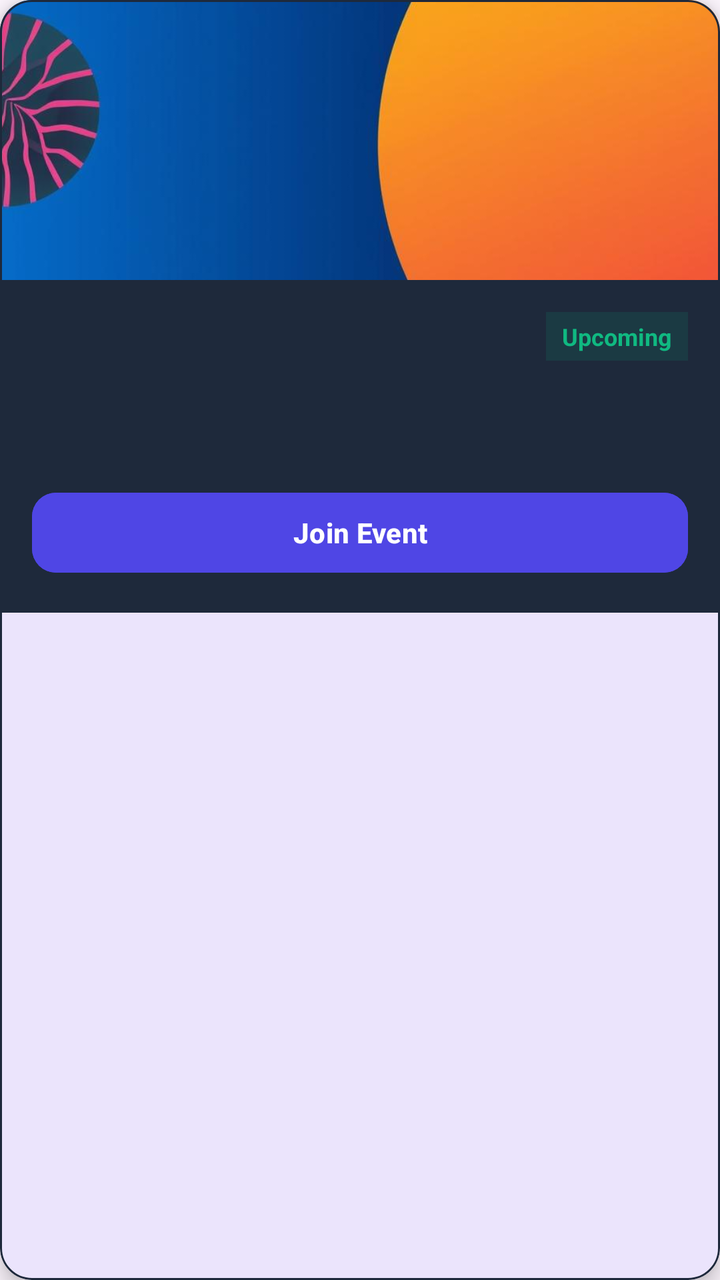
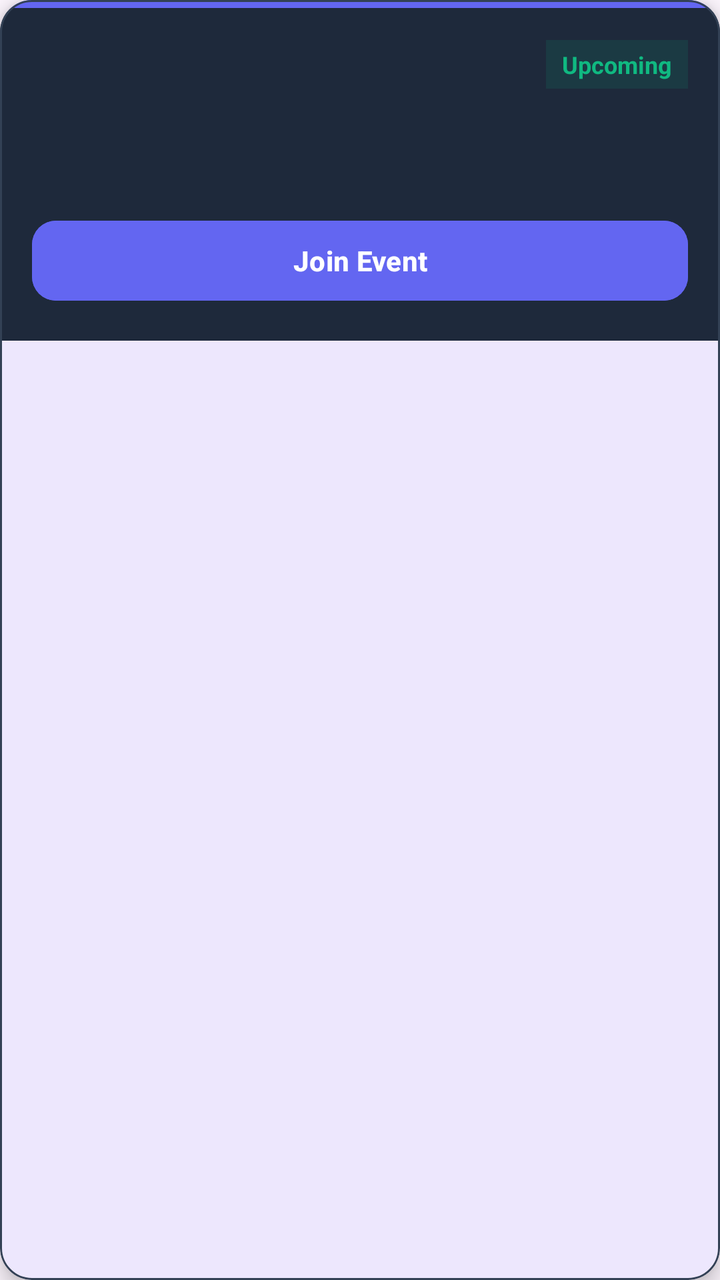

An Android layout rendered at two revisions. The XML below is the earlier revision; the diff shows what the commit changed to produce the second picture.
<!-- AndroidManifest.xml: application theme Theme.EventManagementSystem -->
<!-- res/layout/item_user_event.xml -->
<?xml version="1.0" encoding="utf-8"?>
<com.google.android.material.card.MaterialCardView
    xmlns:android="http://schemas.android.com/apk/res/android"
    xmlns:app="http://schemas.android.com/apk/res-auto"
    android:layout_width="match_parent"
    android:layout_height="wrap_content"
    android:layout_marginStart="16dp"
    android:layout_marginEnd="16dp"
    android:layout_marginTop="8dp"
    android:layout_marginBottom="8dp"
    app:cardCornerRadius="16dp"
    app:cardElevation="6dp"
    app:strokeWidth="1dp"
    app:strokeColor="#1E293B">

    <LinearLayout
        android:layout_width="match_parent"
        android:layout_height="wrap_content"
        android:orientation="vertical"
        android:background="#1E293B">

        
        <ImageView
            android:id="@+id/imgEvent"
            android:layout_width="match_parent"
            android:layout_height="140dp"
            android:src="@drawable/event_activity"
            android:scaleType="centerCrop"/>

        
        <LinearLayout
            android:layout_width="match_parent"
            android:layout_height="wrap_content"
            android:orientation="vertical"
            android:padding="16dp">

            <LinearLayout
                android:layout_width="match_parent"
                android:layout_height="wrap_content"
                android:orientation="horizontal"
                android:gravity="center_vertical">

                <TextView
                    android:id="@+id/tvTitle"
                    android:layout_width="0dp"
                    android:layout_height="wrap_content"
                    android:layout_weight="1"
                    android:textSize="18sp"
                    android:textStyle="bold"
                    android:textColor="#FFFFFF"/>

                <TextView
                    android:id="@+id/tvStatus"
                    android:layout_width="wrap_content"
                    android:layout_height="wrap_content"
                    android:text="Upcoming"
                    android:textSize="12sp"
                    android:textStyle="bold"
                    android:textColor="#10B981"
                    android:background="#1E10B981"
                    android:paddingStart="8dp"
                    android:paddingEnd="8dp"
                    android:paddingTop="4dp"
                    android:paddingBottom="4dp"/>
            </LinearLayout>

            
            <TextView
                android:id="@+id/tvDate"
                android:layout_width="wrap_content"
                android:layout_height="wrap_content"
                android:textColor="#94A3B8"
                android:textSize="14sp"
                android:layout_marginTop="8dp"/>

            
            <TextView
                android:id="@+id/tvLocation"
                android:layout_width="wrap_content"
                android:layout_height="wrap_content"
                android:textColor="#94A3B8"
                android:textSize="14sp"
                android:layout_marginTop="4dp"/>

            
            <Button
                android:id="@+id/btnJoin"
                android:layout_width="match_parent"
                android:layout_height="48dp"
                android:text="Join Event"
                android:textStyle="bold"
                android:textColor="@android:color/white"
                android:backgroundTint="#4F46E5"
                app:cornerRadius="12dp"
                android:layout_marginTop="12dp"/>

        </LinearLayout>

    </LinearLayout>

</com.google.android.material.card.MaterialCardView>
<!-- resources referenced by this layout -->
<resources>
  <!-- drawable event_activity: jpg bitmap (drawable, 97123 bytes) -->
  <style name="Theme.EventManagementSystem" parent="Base.Theme.EventManagementSystem" />
  <style name="Base.Theme.EventManagementSystem" parent="Theme.Material3.DayNight.NoActionBar">
          <item name="colorPrimary">@color/primary</item>
          <item name="colorPrimaryVariant">@color/primary_dark</item>
          <item name="colorSecondary">@color/accent_orange</item>
          <item name="android:statusBarColor">@color/primary_dark</item>
      </style>
  <color name="primary">#4F46E5</color>
  <color name="primary_dark">#3730A3</color>
  <color name="accent_orange">#F97316</color>
</resources>

<!-- the commit's change to res/layout/item_user_event.xml (unified diff, before → after) -->
@@ -11,7 +11,7 @@
     app:cardCornerRadius="16dp"
     app:cardElevation="6dp"
     app:strokeWidth="1dp"
-    app:strokeColor="#1E293B">
+    app:strokeColor="#334155">
 
     <LinearLayout
         android:layout_width="match_parent"
@@ -20,12 +20,10 @@
         android:background="#1E293B">
 
         
-        <ImageView
-            android:id="@+id/imgEvent"
+        <View
             android:layout_width="match_parent"
-            android:layout_height="140dp"
-            android:src="@drawable/event_activity"
-            android:scaleType="centerCrop"/>
+            android:layout_height="4dp"
+            android:background="#6366F1"/>
 
         
         <LinearLayout
@@ -90,7 +88,7 @@
                 android:text="Join Event"
                 android:textStyle="bold"
                 android:textColor="@android:color/white"
-                android:backgroundTint="#4F46E5"
+                android:backgroundTint="#6366F1"
                 app:cornerRadius="12dp"
                 android:layout_marginTop="12dp"/>
 
<!-- resource entries referenced after the edit -->
@@ -1,6 +1,5 @@
 <!-- resources referenced by this layout -->
 <resources>
-  <!-- drawable event_activity: jpg bitmap (drawable, 97123 bytes) -->
   <style name="Theme.EventManagementSystem" parent="Base.Theme.EventManagementSystem" />
   <style name="Base.Theme.EventManagementSystem" parent="Theme.Material3.DayNight.NoActionBar">
           <item name="colorPrimary">@color/primary</item>
@@ -8,8 +7,8 @@
           <item name="colorSecondary">@color/accent_orange</item>
           <item name="android:statusBarColor">@color/primary_dark</item>
       </style>
-  <color name="primary">#4F46E5</color>
-  <color name="primary_dark">#3730A3</color>
+  <color name="primary">#6366F1</color>
+  <color name="primary_dark">#4338CA</color>
   <color name="accent_orange">#F97316</color>
 </resources>
 
